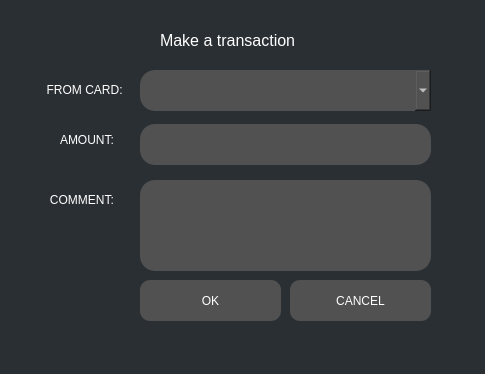
Qt form GUI/TransactionFrame.ui (i800/BankClient) before a commit.
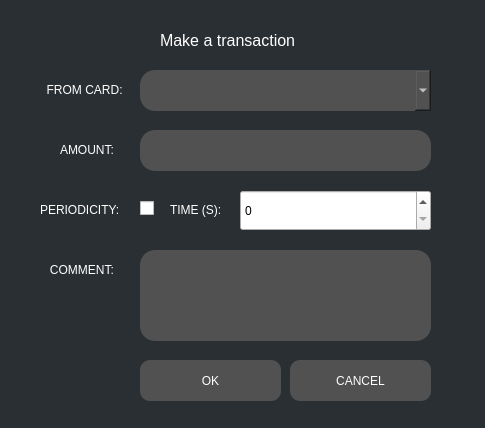
The same form after that commit.

Commit message: Transaction interface amended.

```diff
--- a/GUI/TransactionFrame.ui
+++ b/GUI/TransactionFrame.ui
@@ -7,7 +7,7 @@
     <x>0</x>
     <y>0</y>
     <width>485</width>
-    <height>374</height>
+    <height>428</height>
    </rect>
   </property>
   <property name="windowTitle">
@@ -49,7 +49,7 @@
    <property name="geometry">
     <rect>
      <x>140</x>
-     <y>280</y>
+     <y>360</y>
      <width>141</width>
      <height>41</height>
     </rect>
@@ -114,7 +114,7 @@
    <property name="geometry">
     <rect>
      <x>40</x>
-     <y>140</y>
+     <y>210</y>
      <width>81</width>
      <height>119</height>
     </rect>
@@ -127,7 +127,7 @@
    <property name="geometry">
     <rect>
      <x>140</x>
-     <y>180</y>
+     <y>250</y>
      <width>291</width>
      <height>91</height>
     </rect>
@@ -143,7 +143,7 @@
    <property name="geometry">
     <rect>
      <x>290</x>
-     <y>280</y>
+     <y>360</y>
      <width>141</width>
      <height>41</height>
     </rect>
@@ -172,7 +172,7 @@
    <property name="geometry">
     <rect>
      <x>140</x>
-     <y>124</y>
+     <y>130</y>
      <width>291</width>
      <height>41</height>
     </rect>
@@ -188,7 +188,7 @@
    <property name="geometry">
     <rect>
      <x>60</x>
-     <y>120</y>
+     <y>130</y>
      <width>71</width>
      <height>39</height>
     </rect>
@@ -197,6 +197,63 @@
     <string>AMOUNT:</string>
    </property>
   </widget>
+  <widget class="QLabel" name="label_5">
+   <property name="geometry">
+    <rect>
+     <x>40</x>
+     <y>190</y>
+     <width>101</width>
+     <height>39</height>
+    </rect>
+   </property>
+   <property name="text">
+    <string>PERIODICITY:</string>
+   </property>
+  </widget>
+  <widget class="QCheckBox" name="checkBox">
+   <property name="geometry">
+    <rect>
+     <x>140</x>
+     <y>200</y>
+     <width>16</width>
+     <height>16</height>
+    </rect>
+   </property>
+   <property name="styleSheet">
+    <string notr="true">QCheckBox {
+    background-color: white;
+};</string>
+   </property>
+   <property name="text">
+    <string/>
+   </property>
+   <property name="tristate">
+    <bool>false</bool>
+   </property>
+  </widget>
+  <widget class="QLabel" name="label_6">
+   <property name="geometry">
+    <rect>
+     <x>170</x>
+     <y>190</y>
+     <width>61</width>
+     <height>39</height>
+    </rect>
+   </property>
+   <property name="text">
+    <string>TIME (S):</string>
+   </property>
+  </widget>
+  <widget class="QSpinBox" name="timeSB">
+   <property name="geometry">
+    <rect>
+     <x>240</x>
+     <y>190</y>
+     <width>191</width>
+     <height>41</height>
+    </rect>
+   </property>
+  </widget>
  </widget>
  <resources/>
  <connections>
```
